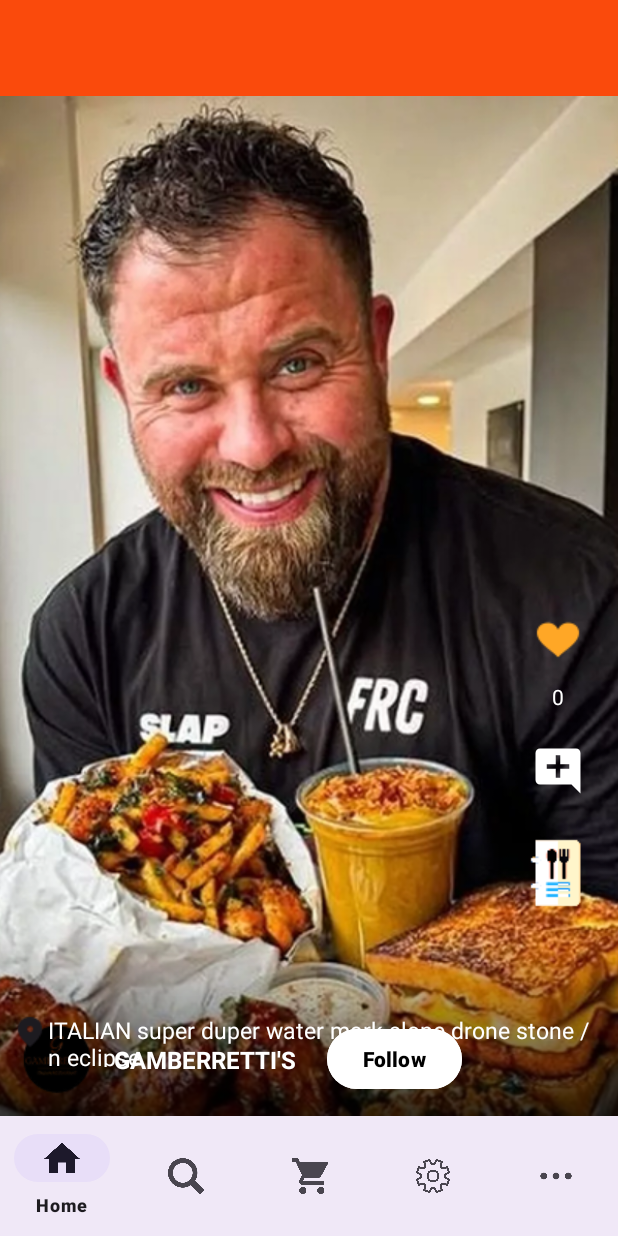
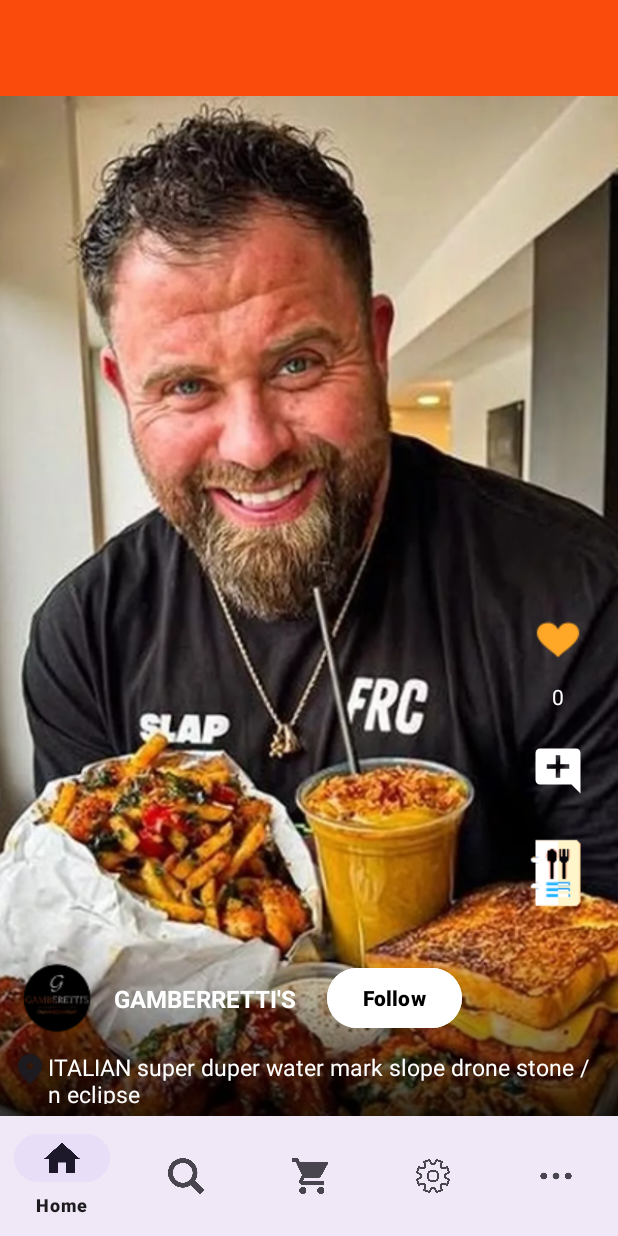
Before and after one commit to gyuetorade/Project, an Android app: the HomeFragment screen opened directly, with no data from a screen before it, on a phone screen of 412 x 824 dp. Run offline under Robolectric (Android 15) with nearby library versions, the phone set to English and light mode, and no system bars.

Commit message:
updated home fragment

```diff
--- a/app/src/main/res/layout/fragment_home.xml
+++ b/app/src/main/res/layout/fragment_home.xml
@@ -81,9 +81,10 @@
             android:id="@+id/imageView4"
             android:layout_width="24dp"
             android:layout_height="24dp"
+            android:layout_marginTop="5dp"
             android:src="@drawable/location"
             app:layout_constraintStart_toStartOf="@+id/imageView3"
-            tools:layout_editor_absoluteY="76dp" />
+            app:layout_constraintTop_toBottomOf="@+id/imageView3" />
 
         <!-- Location Text -->
         <TextView
```
